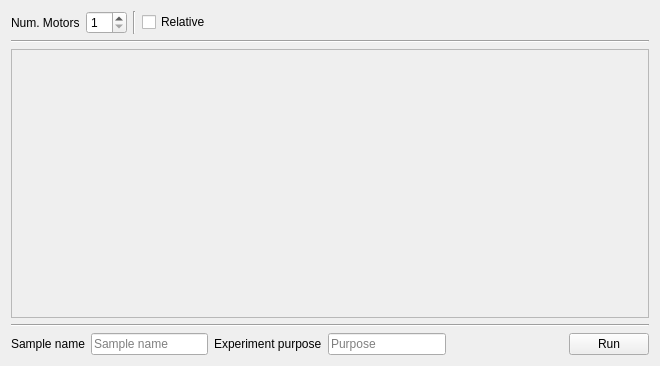
Old version of the form src/firefly/plans/move_motor_window.ui in the repository spc-group/haven.
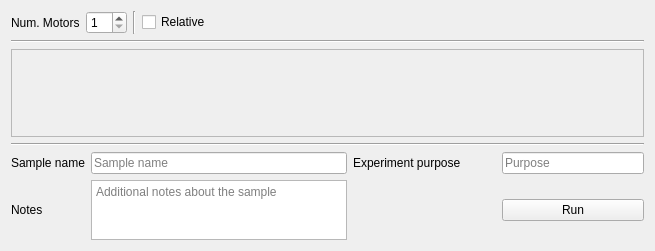
New version of the form. Custom widgets are drawn as their Qt base class.

Commit message: include notes metadata in move motor window and fixed invalid md input

What changed in the file:
```diff
--- a/src/firefly/plans/move_motor_window.ui
+++ b/src/firefly/plans/move_motor_window.ui
@@ -6,8 +6,8 @@
    <rect>
     <x>0</x>
     <y>0</y>
-    <width>660</width>
-    <height>366</height>
+    <width>655</width>
+    <height>251</height>
    </rect>
   </property>
   <property name="windowTitle">
@@ -16,6 +16,66 @@
   <layout class="QVBoxLayout" name="verticalLayout_2">
    <item>
     <layout class="QGridLayout" name="gridLayout_2">
+     <item row="1" column="0">
+      <widget class="Line" name="line_6">
+       <property name="orientation">
+        <enum>Qt::Horizontal</enum>
+       </property>
+      </widget>
+     </item>
+     <item row="3" column="0">
+      <widget class="Line" name="line">
+       <property name="orientation">
+        <enum>Qt::Horizontal</enum>
+       </property>
+      </widget>
+     </item>
+     <item row="2" column="0">
+      <layout class="QHBoxLayout" name="horizontalLayout_7">
+       <item>
+        <widget class="QScrollArea" name="scrollArea">
+         <property name="widgetResizable">
+          <bool>true</bool>
+         </property>
+         <widget class="QWidget" name="scrollAreaWidgetContents">
+          <property name="geometry">
+           <rect>
+            <x>0</x>
+            <y>0</y>
+            <width>631</width>
+            <height>76</height>
+           </rect>
+          </property>
+          <layout class="QVBoxLayout" name="verticalLayout_4">
+           <item>
+            <layout class="QVBoxLayout" name="regions_layout">
+             <property name="topMargin">
+              <number>5</number>
+             </property>
+             <property name="bottomMargin">
+              <number>5</number>
+             </property>
+            </layout>
+           </item>
+           <item>
+            <spacer name="verticalSpacer">
+             <property name="orientation">
+              <enum>Qt::Vertical</enum>
+             </property>
+             <property name="sizeHint" stdset="0">
+              <size>
+               <width>20</width>
+               <height>40</height>
+              </size>
+             </property>
+            </spacer>
+           </item>
+          </layout>
+         </widget>
+        </widget>
+       </item>
+      </layout>
+     </item>
      <item row="0" column="0">
       <layout class="QHBoxLayout" name="horizontalLayout">
        <item>
@@ -100,32 +160,15 @@
       </widget>
      </item>
      <item row="4" column="0">
-      <layout class="QHBoxLayout" name="horizontalLayout_2">
-       <item>
-        <widget class="QLabel" name="label">
+      <layout class="QGridLayout" name="gridLayout">
+       <item row="1" column="0">
+        <widget class="QLabel" name="label_9">
          <property name="text">
-          <string>Sample name</string>
+          <string>Notes</string>
          </property>
         </widget>
        </item>
-       <item>
-        <widget class="QLineEdit" name="lineEdit_sample">
-         <property name="toolTip">
-          <string>Type this sample's name</string>
-         </property>
-         <property name="placeholderText">
-          <string>Sample name</string>
-         </property>
-        </widget>
-       </item>
-       <item>
-        <widget class="QLabel" name="label_2">
-         <property name="text">
-          <string>Experiment purpose</string>
-         </property>
-        </widget>
-       </item>
-       <item>
+       <item row="0" column="3">
         <widget class="QLineEdit" name="lineEdit_purpose">
          <property name="toolTip">
           <string>Type the experimental purpose note for this scan</string>
@@ -135,7 +178,62 @@
          </property>
         </widget>
        </item>
-       <item>
+       <item row="0" column="2">
+        <widget class="QLabel" name="label_2">
+         <property name="text">
+          <string>Experiment purpose</string>
+         </property>
+        </widget>
+       </item>
+       <item row="0" column="0">
+        <widget class="QLabel" name="label">
+         <property name="text">
+          <string>Sample name</string>
+         </property>
+        </widget>
+       </item>
+       <item row="0" column="1">
+        <widget class="QLineEdit" name="lineEdit_sample">
+         <property name="toolTip">
+          <string>Type this sample's name</string>
+         </property>
+         <property name="placeholderText">
+          <string>Sample name</string>
+         </property>
+        </widget>
+       </item>
+       <item row="1" column="1">
+        <widget class="QTextEdit" name="textEdit_notes">
+         <property name="enabled">
+          <bool>true</bool>
+         </property>
+         <property name="sizePolicy">
+          <sizepolicy hsizetype="Expanding" vsizetype="MinimumExpanding">
+           <horstretch>0</horstretch>
+           <verstretch>0</verstretch>
+          </sizepolicy>
+         </property>
+         <property name="maximumSize">
+          <size>
+           <width>16777215</width>
+           <height>60</height>
+          </size>
+         </property>
+         <property name="lineWidth">
+          <number>1</number>
+         </property>
+         <property name="midLineWidth">
+          <number>14</number>
+         </property>
+         <property name="tabStopWidth">
+          <number>80</number>
+         </property>
+         <property name="placeholderText">
+          <string>Additional notes about the sample</string>
+         </property>
+        </widget>
+       </item>
+       <item row="1" column="2">
         <spacer name="buttons_spacer">
          <property name="orientation">
           <enum>Qt::Horizontal</enum>
@@ -148,7 +246,7 @@
          </property>
         </spacer>
        </item>
-       <item>
+       <item row="1" column="3">
         <widget class="QueueButton" name="run_button">
          <property name="text">
           <string>Run</string>
@@ -157,52 +255,6 @@
        </item>
       </layout>
      </item>
-     <item row="2" column="0">
-      <layout class="QHBoxLayout" name="horizontalLayout_7">
-       <item>
-        <widget class="QScrollArea" name="scrollArea">
-         <property name="widgetResizable">
-          <bool>true</bool>
-         </property>
-         <widget class="QWidget" name="scrollAreaWidgetContents">
-          <property name="geometry">
-           <rect>
-            <x>0</x>
-            <y>0</y>
-            <width>636</width>
-            <height>258</height>
-           </rect>
-          </property>
-          <layout class="QVBoxLayout" name="verticalLayout_4">
-           <item>
-            <layout class="QVBoxLayout" name="regions_layout">
-             <property name="topMargin">
-              <number>5</number>
-             </property>
-             <property name="bottomMargin">
-              <number>5</number>
-             </property>
-            </layout>
-           </item>
-           <item>
-            <spacer name="verticalSpacer">
-             <property name="orientation">
-              <enum>Qt::Vertical</enum>
-             </property>
-             <property name="sizeHint" stdset="0">
-              <size>
-               <width>20</width>
-               <height>40</height>
-              </size>
-             </property>
-            </spacer>
-           </item>
-          </layout>
-         </widget>
-        </widget>
-       </item>
-      </layout>
-     </item>
     </layout>
    </item>
   </layout>
```
Left out of the diff: 14 changed lines with no effect on the pictures. The commit also changes 1 other file.
